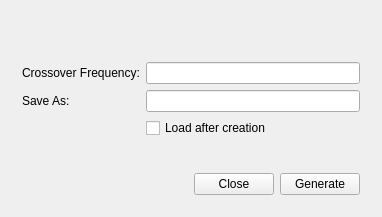
First picture: the form in Application/MainWindow.ui, repository Terrabits/JoinCal, before the edit.
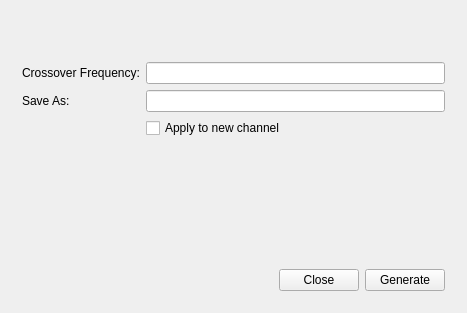
Second picture: the form after the edit. Icons and pictures are not drawn. Custom widgets are drawn as their Qt base class.

Patch:
```diff
--- a/Application/MainWindow.ui
+++ b/Application/MainWindow.ui
@@ -6,8 +6,8 @@
    <rect>
     <x>0</x>
     <y>0</y>
-    <width>382</width>
-    <height>217</height>
+    <width>467</width>
+    <height>313</height>
    </rect>
   </property>
   <property name="windowTitle">
@@ -55,7 +55,7 @@
        <item row="4" column="1">
         <widget class="QCheckBox" name="load">
          <property name="text">
-          <string>Load after creation</string>
+          <string>Apply to new channel</string>
          </property>
         </widget>
        </item>
@@ -134,6 +134,12 @@
    <extends>QLineEdit</extends>
    <header>FrequencyEdit.h</header>
   </customwidget>
+  <customwidget>
+   <class>RsaToolbox::ErrorLabel</class>
+   <extends>QWidget</extends>
+   <header>ErrorLabel.h</header>
+   <container>1</container>
+  </customwidget>
  </customwidgets>
  <resources>
   <include location="resources.qrc"/>
```
Left out of the diff: 3 changed lines with no effect on the pictures.
